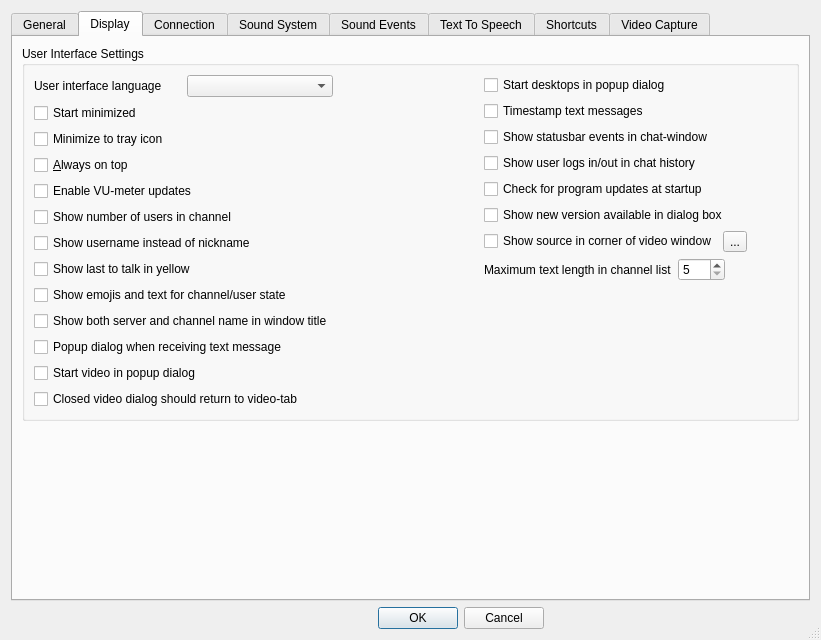
The window that Client/qtTeamTalk/preferences.ui (BearWare/TeamTalk5) describes before a commit, drawn with Qt 5.
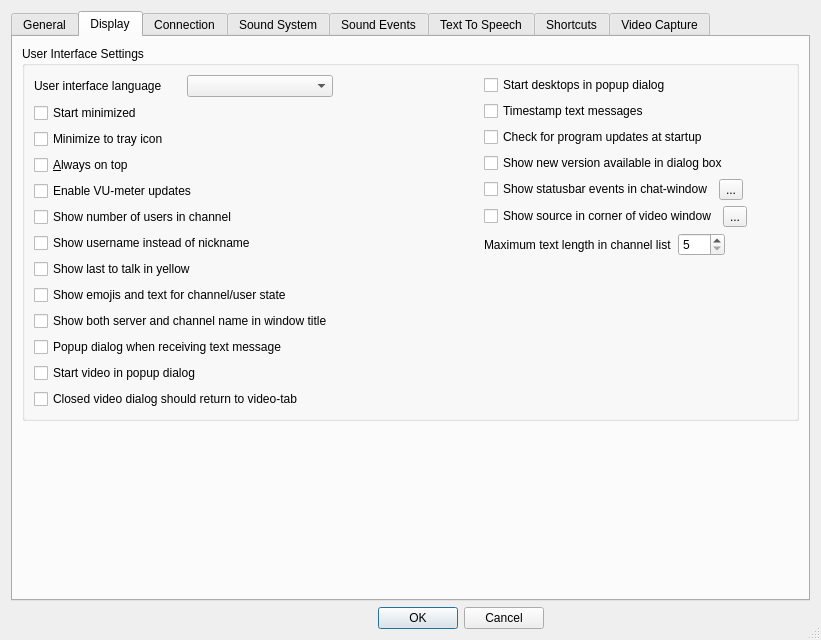
The same window after the commit. The open tabs and pages were chosen to show the change. Icons and pictures are not drawn. Custom widgets are drawn as their Qt base class.

Commit message:
QT - Ability to configure status bar events (#941)
* QT - Ability to configure status bar events

* Define event_d with ~STATUSBAR_NONE

* Update change log

* Fix for recording

* Resize Display-tab in Qt Client

* Restore header size in StatusBarDlg. Restore geometry

```diff
--- a/Client/qtTeamTalk/preferences.ui
+++ b/Client/qtTeamTalk/preferences.ui
@@ -327,7 +327,9 @@
          <property name="title">
           <string>User Interface Settings</string>
          </property>
-         <layout class="QHBoxLayout" name="horizontalLayout_18">
+         <layout class="QVBoxLayout" name="verticalLayout_4">
+          <item>
+           <layout class="QHBoxLayout" name="horizontalLayout_33">
           <item>
            <layout class="QVBoxLayout" name="verticalLayout">
             <item>
@@ -440,14 +442,14 @@
             </property>
             <property name="sizeHint" stdset="0">
              <size>
-              <width>40</width>
-              <height>20</height>
+                <width>37</width>
+                <height>17</height>
              </size>
             </property>
            </spacer>
           </item>
           <item>
-           <layout class="QVBoxLayout" name="verticalLayout_4">
+             <layout class="QVBoxLayout" name="verticalLayout_18">
             <item>
              <widget class="QCheckBox" name="desktopdlgChkBox">
               <property name="text">
@@ -462,20 +464,6 @@
               </property>
              </widget>
             </item>
-            <item>
-             <widget class="QCheckBox" name="logstatusbarChkBox">
-              <property name="text">
-               <string>Show statusbar events in chat-window</string>
-              </property>
-             </widget>
-            </item>
-            <item>
-             <widget class="QCheckBox" name="loggedinoutChkBox">
-              <property name="text">
-               <string>Show user logs in/out in chat history</string>
-              </property>
-             </widget>
-            </item>
             <item>
              <widget class="QCheckBox" name="updatesChkBox">
               <property name="text">
@@ -490,6 +478,40 @@
               </property>
              </widget>
             </item>
+              <item>
+               <layout class="QHBoxLayout" name="horizontalLayout_18">
+                <item>
+                 <widget class="QCheckBox" name="logstatusbarChkBox">
+                  <property name="text">
+                   <string>Show statusbar events in chat-window</string>
+                  </property>
+                 </widget>
+                </item>
+                <item>
+                 <widget class="QToolButton" name="statusbarToolButton">
+                  <property name="accessibleName">
+                   <string>Configure events</string>
+                  </property>
+                  <property name="text">
+                   <string notr="true">...</string>
+                  </property>
+                 </widget>
+                </item>
+                <item>
+                 <spacer name="horizontalSpacer_32">
+                  <property name="orientation">
+                   <enum>Qt::Horizontal</enum>
+                  </property>
+                  <property name="sizeHint" stdset="0">
+                   <size>
+                    <width>40</width>
+                    <height>20</height>
+                   </size>
+                  </property>
+                 </spacer>
+                </item>
+               </layout>
+              </item>
             <item>
              <layout class="QHBoxLayout" name="horizontalLayout_15">
               <property name="spacing">
@@ -586,6 +608,8 @@
            </layout>
           </item>
          </layout>
+          </item>
+         </layout>
         </widget>
        </item>
        <item>
```
Left out of the diff: 8 changed lines with no effect on the pictures. Lines whose indentation alone changed are shown as unchanged. The commit also changes 15 other files.
